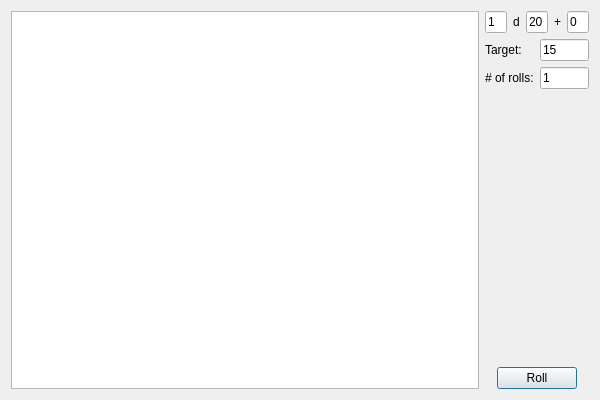
This is DMHelper/src/dicerolldialog.ui in MMetze/DMHelper as Qt 5 draws it before an edit. The edited form follows.
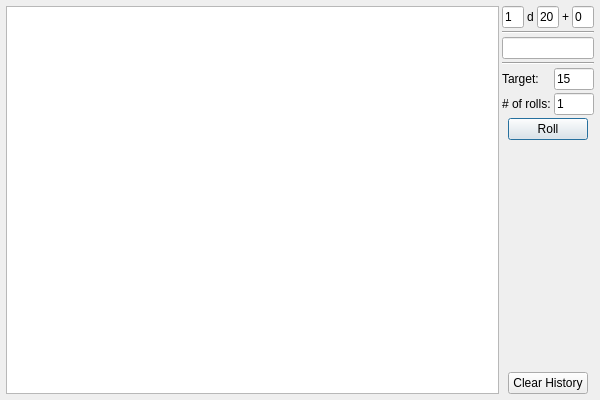
This is the edited form. Icons and pictures are not drawn.

Commit message: Updated dice roll dialog to take a string input

The edit to the form file:
```diff
--- a/DMHelper/src/dicerolldialog.ui
+++ b/DMHelper/src/dicerolldialog.ui
@@ -16,7 +16,22 @@
   <property name="styleSheet">
    <string notr="true">background-image: url(:/img/data/parchment.jpg);</string>
   </property>
-  <layout class="QHBoxLayout" name="horizontalLayout_2" stretch="10,1">
+  <layout class="QHBoxLayout" name="horizontalLayout_3" stretch="10,1">
+   <property name="spacing">
+    <number>3</number>
+   </property>
+   <property name="leftMargin">
+    <number>6</number>
+   </property>
+   <property name="topMargin">
+    <number>6</number>
+   </property>
+   <property name="rightMargin">
+    <number>6</number>
+   </property>
+   <property name="bottomMargin">
+    <number>6</number>
+   </property>
    <item>
     <widget class="QTextEdit" name="editResult">
      <property name="sizePolicy">
@@ -34,6 +49,9 @@
    </item>
    <item>
     <layout class="QVBoxLayout" name="verticalLayout">
+     <property name="spacing">
+      <number>3</number>
+     </property>
      <item>
       <layout class="QHBoxLayout" name="horizontalLayout">
        <item>
@@ -97,6 +115,23 @@
        </item>
       </layout>
      </item>
+     <item>
+      <widget class="Line" name="line">
+       <property name="orientation">
+        <enum>Qt::Horizontal</enum>
+       </property>
+      </widget>
+     </item>
+     <item>
+      <widget class="QLineEdit" name="edtText"/>
+     </item>
+     <item>
+      <widget class="Line" name="line_2">
+       <property name="orientation">
+        <enum>Qt::Horizontal</enum>
+       </property>
+      </widget>
+     </item>
      <item>
       <layout class="QFormLayout" name="formLayout">
        <item row="0" column="0">
@@ -153,6 +188,46 @@
        </item>
       </layout>
      </item>
+     <item>
+      <layout class="QHBoxLayout" name="horizontalLayout_5">
+       <item>
+        <spacer name="horizontalSpacer">
+         <property name="orientation">
+          <enum>Qt::Horizontal</enum>
+         </property>
+         <property name="sizeHint" stdset="0">
+          <size>
+           <width>40</width>
+           <height>20</height>
+          </size>
+         </property>
+        </spacer>
+       </item>
+       <item>
+        <widget class="QPushButton" name="btnRoll">
+         <property name="text">
+          <string>Roll</string>
+         </property>
+         <property name="default">
+          <bool>true</bool>
+         </property>
+        </widget>
+       </item>
+       <item>
+        <spacer name="horizontalSpacer_2">
+         <property name="orientation">
+          <enum>Qt::Horizontal</enum>
+         </property>
+         <property name="sizeHint" stdset="0">
+          <size>
+           <width>40</width>
+           <height>20</height>
+          </size>
+         </property>
+        </spacer>
+       </item>
+      </layout>
+     </item>
      <item>
       <spacer name="verticalSpacer">
        <property name="orientation">
@@ -167,9 +242,9 @@
       </spacer>
      </item>
      <item>
-      <layout class="QHBoxLayout" name="horizontalLayout_5">
+      <layout class="QHBoxLayout" name="horizontalLayout_2">
        <item>
-        <spacer name="horizontalSpacer">
+        <spacer name="horizontalSpacer_3">
          <property name="orientation">
           <enum>Qt::Horizontal</enum>
          </property>
@@ -182,17 +257,14 @@
         </spacer>
        </item>
        <item>
-        <widget class="QPushButton" name="btnRoll">
+        <widget class="QPushButton" name="btnClearHistory">
          <property name="text">
-          <string>Roll</string>
-         </property>
-         <property name="default">
-          <bool>true</bool>
+          <string>Clear History</string>
          </property>
         </widget>
        </item>
        <item>
-        <spacer name="horizontalSpacer_2">
+        <spacer name="horizontalSpacer_4">
          <property name="orientation">
           <enum>Qt::Horizontal</enum>
          </property>
```
The commit also changes 5 other files.
